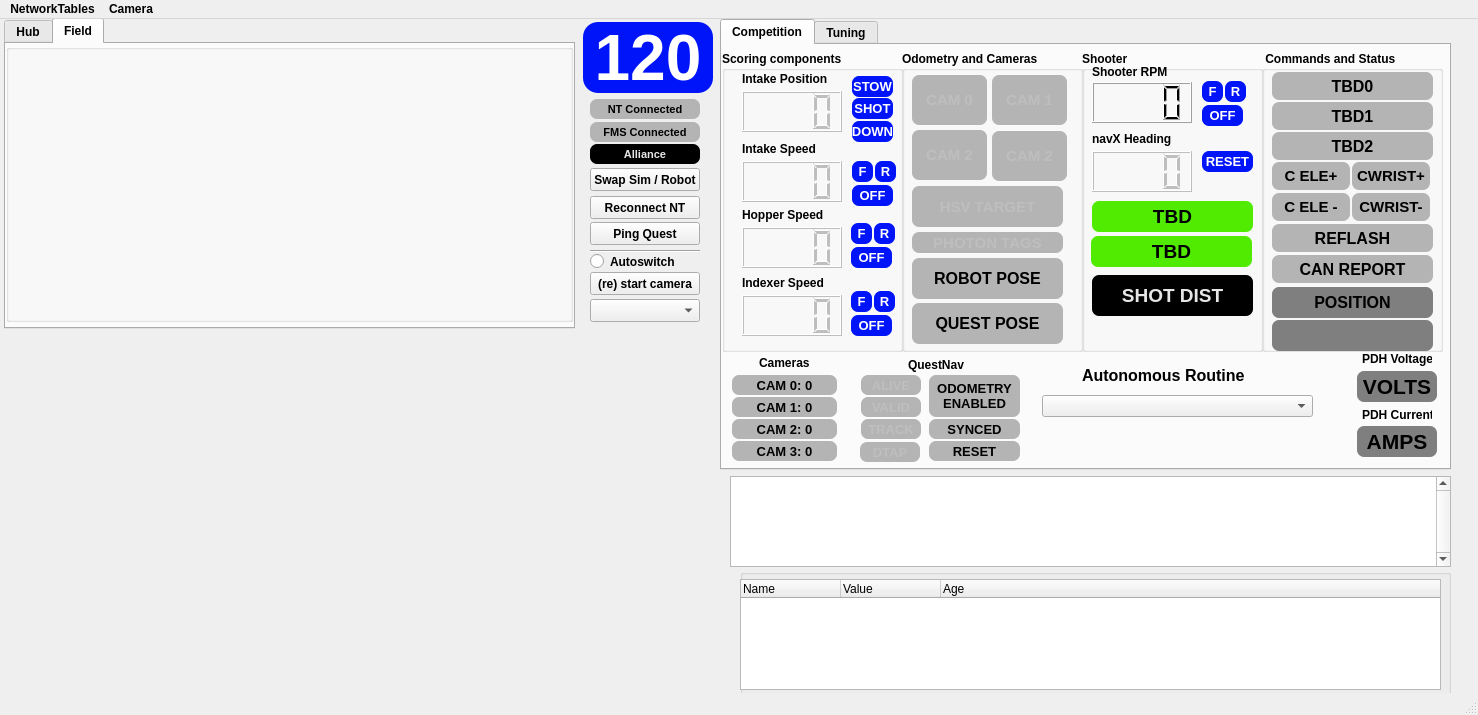
The window that gui/layout_2026.ui (aesatchien/FRC2429_2026) describes before a commit, drawn with Qt 5.
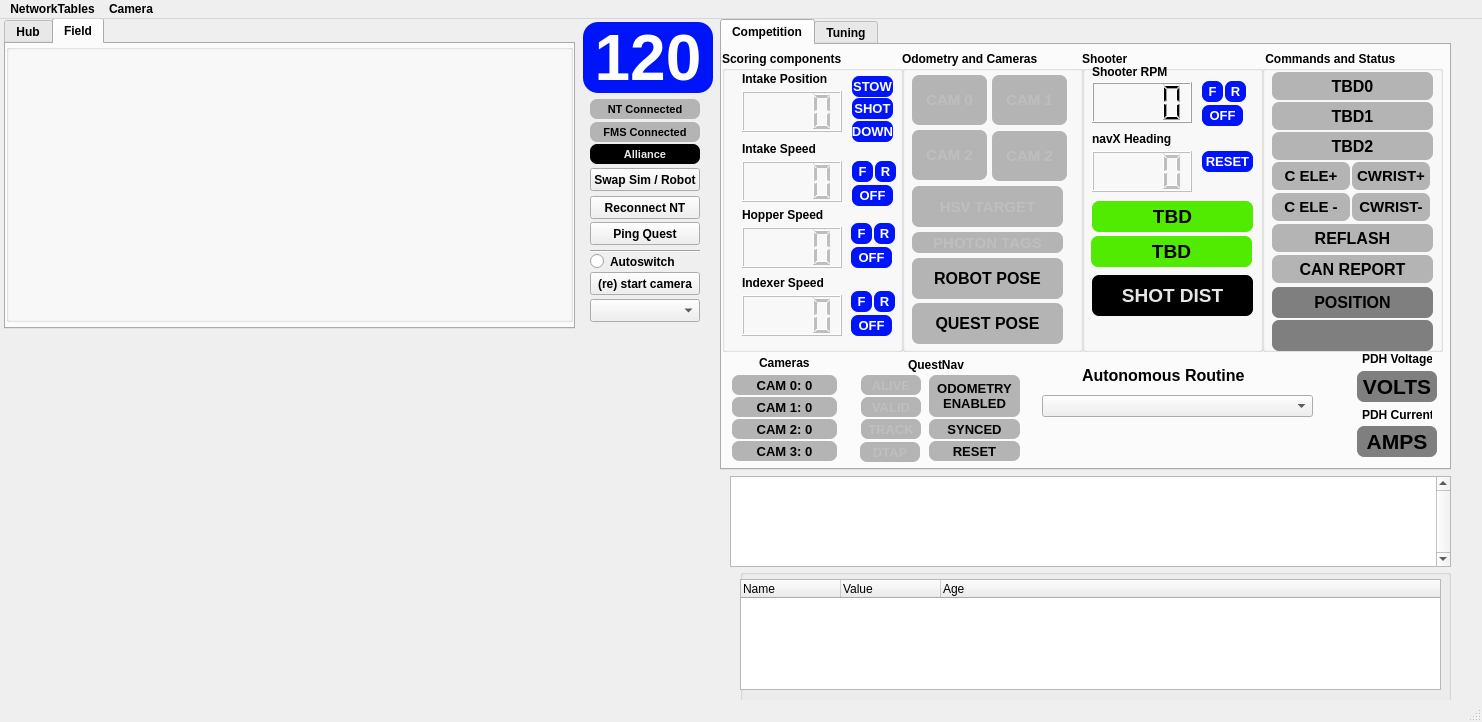
The same window after the commit. Icons and pictures are not drawn. Custom widgets are drawn as their Qt base class.

Commit message: adding more to shooter currents

```diff
--- a/gui/layout_2026.ui
+++ b/gui/layout_2026.ui
@@ -6,8 +6,8 @@
    <rect>
     <x>0</x>
     <y>0</y>
-    <width>1478</width>
-    <height>715</height>
+    <width>1482</width>
+    <height>722</height>
    </rect>
   </property>
   <property name="font">
@@ -2926,7 +2926,7 @@
     <rect>
      <x>0</x>
      <y>0</y>
-     <width>1478</width>
+     <width>1482</width>
      <height>22</height>
     </rect>
    </property>
```
The commit also changes 1 other file.
